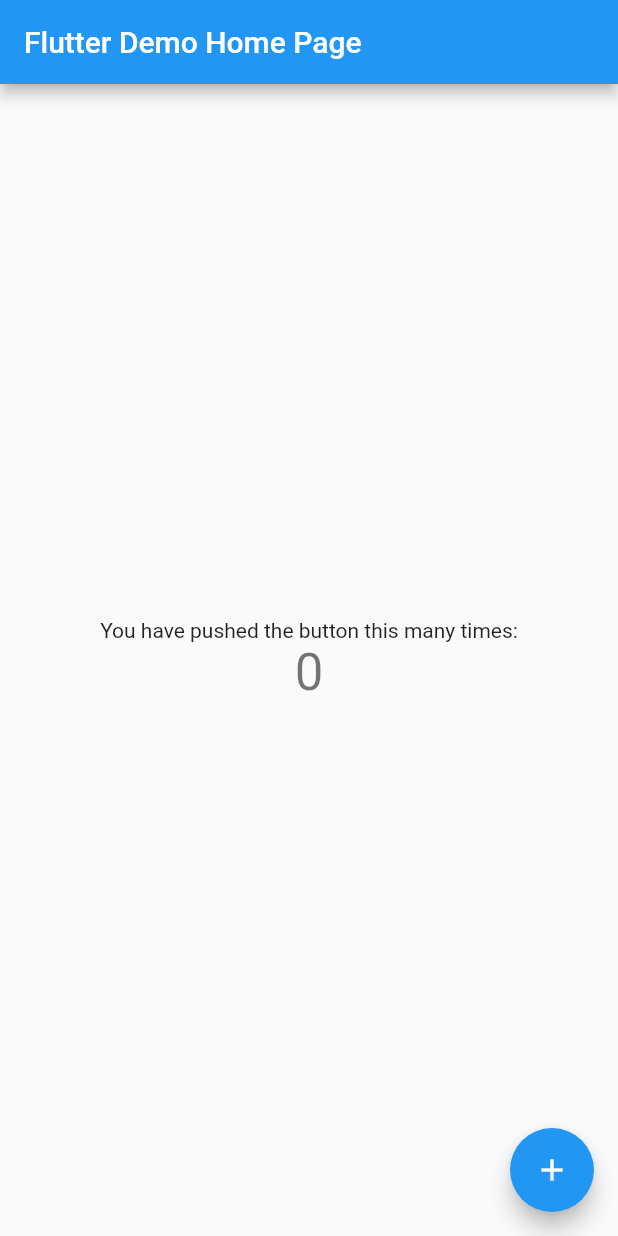
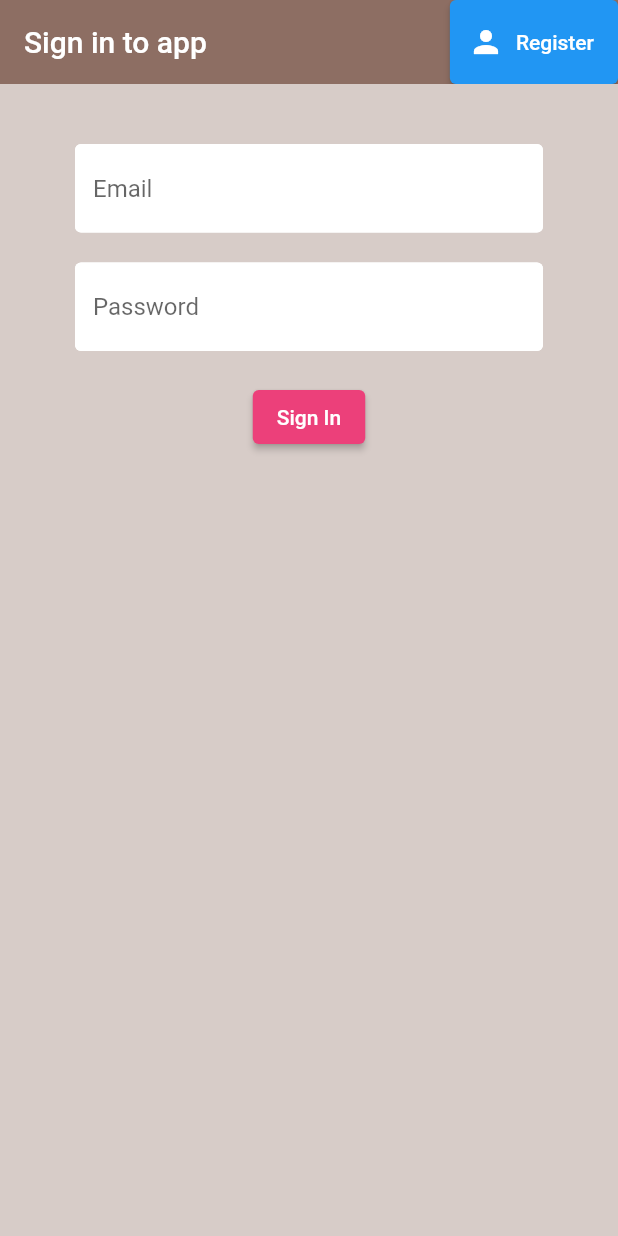
Before and after one commit to Hacikes/One_more_try_make_diplom, a Flutter app: the screen it shows after launch, on a phone screen of 412 x 824 dp. Run offline on Flutter 3.47's test engine with Material 2 defaults, Android fonts, the phone set to English and light mode, and no system bars; our stand-ins replace cloud_firestore, firebase_auth, firebase_core, flutter_spinkit; accounts and stored records are empty.

Commit message:
Сделал основу для регистрации из учебного проекта. Требует переделики

```diff
--- a/lib/main.dart
+++ b/lib/main.dart
@@ -1,5 +1,10 @@
 import 'package:flutter/material.dart';
 import 'package:firebase_core/firebase_core.dart';
+import 'package:try_make_diplom/screen/wrapper.dart';
+import 'package:try_make_diplom/services/auth.dart';
+import 'package:provider/provider.dart';
+import 'package:try_make_diplom/models/user.dart';
+
 
 Future<void> main() async {
   WidgetsFlutterBinding.ensureInitialized();
@@ -13,106 +18,16 @@ class MyApp extends StatelessWidget {
   // This widget is the root of your application.
   @override
   Widget build(BuildContext context) {
-    return MaterialApp(
-      title: 'Flutter Demo',
-      theme: ThemeData(
-        // This is the theme of your application.
-        //
-        // Try running your application with "flutter run". You'll see the
-        // application has a blue toolbar. Then, without quitting the app, try
-        // changing the primarySwatch below to Colors.green and then invoke
-        // "hot reload" (press "r" in the console where you ran "flutter run",
-        // or simply save your changes to "hot reload" in a Flutter IDE).
-        // Notice that the counter didn't reset back to zero; the application
-        // is not restarted.
-        primarySwatch: Colors.blue,
+
+    // С помощью StreamProvider можем прослушивать потоки
+    return StreamProvider<User1?>.value(
+      // Указываем какой поток мы хотим прослушать и какие данные получить обратно
+      // в данном случае поток AuthService и оборачивает приложение MaterialApp
+      value: AuthService().user,
+      initialData: null,
+      child: MaterialApp(
+        home: Wrapper(),
       ),
-      home: const MyHomePage(title: 'Flutter Demo Home Page'),
     );
   }
 }
-
-class MyHomePage extends StatefulWidget {
-  const MyHomePage({super.key, required this.title});
-
-  // This widget is the home page of your application. It is stateful, meaning
-  // that it has a State object (defined below) that contains fields that affect
-  // how it looks.
-
-  // This class is the configuration for the state. It holds the values (in this
-  // case the title) provided by the parent (in this case the App widget) and
-  // used by the build method of the State. Fields in a Widget subclass are
-  // always marked "final".
-
-  final String title;
-
-  @override
-  State<MyHomePage> createState() => _MyHomePageState();
-}
-
-class _MyHomePageState extends State<MyHomePage> {
-  int _counter = 0;
-
-  void _incrementCounter() {
-    setState(() {
-      // This call to setState tells the Flutter framework that something has
-      // changed in this State, which causes it to rerun the build method below
-      // so that the display can reflect the updated values. If we changed
-      // _counter without calling setState(), then the build method would not be
-      // called again, and so nothing would appear to happen.
-      _counter++;
-    });
-  }
-
-  @override
-  Widget build(BuildContext context) {
-    // This method is rerun every time setState is called, for instance as done
-    // by the _incrementCounter method above.
-    //
-    // The Flutter framework has been optimized to make rerunning build methods
-    // fast, so that you can just rebuild anything that needs updating rather
-    // than having to individually change instances of widgets.
-    return Scaffold(
-      appBar: AppBar(
-        // Here we take the value from the MyHomePage object that was created by
-        // the App.build method, and use it to set our appbar title.
-        title: Text(widget.title),
-      ),
-      body: Center(
-        // Center is a layout widget. It takes a single child and positions it
-        // in the middle of the parent.
-        child: Column(
-          // Column is also a layout widget. It takes a list of children and
-          // arranges them vertically. By default, it sizes itself to fit its
-          // children horizontally, and tries to be as tall as its parent.
-          //
-          // Invoke "debug painting" (press "p" in the console, choose the
-          // "Toggle Debug Paint" action from the Flutter Inspector in Android
-          // Studio, or the "Toggle Debug Paint" command in Visual Studio Code)
-          // to see the wireframe for each widget.
-          //
-          // Column has various properties to control how it sizes itself and
-          // how it positions its children. Here we use mainAxisAlignment to
-          // center the children vertically; the main axis here is the vertical
-          // axis because Columns are vertical (the cross axis would be
-          // horizontal).
-          mainAxisAlignment: MainAxisAlignment.center,
-          children: <Widget>[
-            const Text(
-              'You have pushed the button this many times:',
-            ),
-            Text(
-              '$_counter',
-              style: Theme.of(context).textTheme.headlineMedium,
-            ),
-          ],
-        ),
-      ),
-      floatingActionButton: FloatingActionButton(
-        onPressed: _incrementCounter,
-        tooltip: 'Increment',
-        child: const Icon(Icons.add),
-      ), // This trailing comma makes auto-formatting nicer for build methods.
-    );
-  }
-}
--- /dev/null
+++ b/lib/models/user.dart
@@ -0,0 +1,9 @@
+class User1 {
+
+  final String uid; // uid - уникальный идентификатор пользователя
+
+  // Конструктор
+  User1({required this.uid}){
+
+  }
+}
--- /dev/null
+++ b/lib/screen/authenticate/authenticate.dart
@@ -0,0 +1,35 @@
+import 'package:flutter/material.dart';
+import 'package:try_make_diplom/screen/authenticate/register.dart';
+import 'package:try_make_diplom/screen/authenticate/sign_in.dart';
+import 'package:try_make_diplom/screen/authenticate/authenticate.dart';
+
+class Authenticate extends StatefulWidget {
+  const Authenticate({Key? key}) : super(key: key);
+
+  @override
+  State<Authenticate> createState() => _AuthenticateState();
+}
+
+class _AuthenticateState extends State<Authenticate> {
+
+  // проверка какой экран нам показывать
+  bool showSignIn = true;
+  // Логика какой экран возвращать
+  // Логика такая. Когда мы сначала попадаем на экран регистрации
+  // и когда нажимаем на кнопку register мы запускаем функцию toggleView
+  // снова и устанавливаем значение false и переключается экран и действует это
+  // в обе стороны
+  void toggleView() {
+    setState(() =>  showSignIn = !showSignIn);
+  }
+
+  // возвращаем один из экранов
+  @override
+  Widget build(BuildContext context) {
+    if (showSignIn) {
+      return SignIn(toggleView: toggleView);
+    } else {
+      return Register(toggleView: toggleView);
+    }
+  }
+}
--- /dev/null
+++ b/lib/screen/authenticate/register.dart
@@ -0,0 +1,120 @@
+import 'package:flutter/material.dart';
+import 'package:try_make_diplom/screen/authenticate/sign_in.dart';
+import 'package:try_make_diplom/services/auth.dart';
+import 'package:try_make_diplom/shared/constant.dart';
+import 'package:try_make_diplom/shared/loading.dart';
+
+class Register extends StatefulWidget {
+
+  // Передаём свойсто toggleView для того, чтобы понимать какой экран перключать
+  // крч добавляем его в конструктор экземпляра класса
+  final Function toggleView;
+  Register({required this.toggleView});
+
+  @override
+  State<Register> createState() => _RegisterState();
+}
+
+// Создаём экзмепляр класса AuthService
+// Будем использовать в будующем
+final AuthService _auth = AuthService();
+// Валидация логина и пароля
+final _formKey = GlobalKey<FormState>();
+// Для состояния, когда нужна загрузка
+bool loading = false;
+
+// Переменные для состояние логина и пароля
+String email = '';
+String password = '';
+String error = '';
+
+class _RegisterState extends State<Register> {
+  @override
+  Widget build(BuildContext context) {
+    return loading ?  Loading() : Scaffold(
+      backgroundColor: Colors.brown[100],
+      appBar: AppBar(
+        backgroundColor: Colors.brown[400],
+        elevation: 0.0,
+        title: Text('Register in to app'),
+        actions: <Widget>[
+          ElevatedButton.icon(
+            icon: Icon(Icons.person),
+            label: Text('Sign In'),
+            onPressed: () {
+              widget.toggleView();
+            },
+          )
+        ],
+      ),
+      body: Container(
+        padding: EdgeInsets.symmetric(vertical: 20.0, horizontal: 50.0),
+        child: Form(
+          // поможет остележить форму и её состояние
+          key: _formKey,
+          child: Column(
+            children: <Widget>[
+              SizedBox(height: 20.0,),
+              // Тут указываем, что произойдёт, когда поле формы изменится
+              TextFormField(
+                decoration: textInputDecoration.copyWith(hintText: 'Email'),
+                // Валидация того, я вляется ли поле пустым
+                // возвращаем сообщение если поле пустое, иначе возвращаем null
+                validator: (val) => val!.isEmpty ? 'Enter an email': null,
+                // Каждый раз, когда значение в форме меняется
+                // будет запускаться эта функция
+                // крч форма логина
+                onChanged: (val) {
+                  // Устанавливаем состояние для логина
+                  setState(() => email = val);
+                },
+              ),
+              SizedBox(height: 20.0,),
+              // Форма логина
+              TextFormField(
+                decoration: textInputDecoration.copyWith(hintText: 'Password'),
+                // Валидация того, я вляется ли поле пустым
+                // возвращаем сообщение если поле пустое, иначе возвращаем null
+                validator: (val) => val!.length < 6 ? 'Enter an password 6 + char long': null,
+                // заменяет ввод на точки, как во всех вводах пароля
+                obscureText: true,
+                onChanged: (val){
+                  setState(() => password = val);
+                },
+              ),
+              SizedBox(height: 20.0),
+              ElevatedButton(
+                onPressed: () async {
+                  if (_formKey.currentState!.validate()) {
+                    // Устанавливаем состояние экрана загрузки, когда нажали на кнопку Register
+                    setState(() => loading = true);
+                    dynamic result = await _auth .registerWithEmailAndPassword(email, password);
+                    if (result == null){
+                      setState(() { error = 'Please supply a valid email';
+                      // Если будет ошибка, то есть ответ = null, то переводим состояние экрана загрузки в false
+                      loading = false;
+                      });
+                    }
+                  }
+                },
+                style: ElevatedButton.styleFrom(
+                    backgroundColor: Colors.pink[400]
+                ),
+                child: Text(
+                  'Register',
+                  style: TextStyle(color:Colors.white),
+                ),
+              ),
+              SizedBox(height: 12.0,),
+              // Печатаем текст ошибки, что email пустой
+              Text(
+                error,
+                style: TextStyle(color: Colors.red, fontSize: 14.0),
+              )
+            ],
+          ),
+        ),
+      ),
+    );
+  }
+}
--- /dev/null
+++ b/lib/screen/authenticate/sign_in.dart
@@ -0,0 +1,119 @@
+import 'package:flutter/material.dart';
+import 'package:try_make_diplom/services/auth.dart';
+import 'package:try_make_diplom/shared/constant.dart';
+import 'package:try_make_diplom/shared/loading.dart';
+
+class SignIn extends StatefulWidget {
+
+  // Передаём свойсто toggleView для того, чтобы понимать какой экран перключать
+  // крч добавляем его в конструктор экземпляра класса
+  final Function toggleView;
+  SignIn({required this.toggleView});
+
+  @override
+  _SignInState createState() => _SignInState();
+}
+
+class _SignInState extends State<SignIn> {
+
+  // Создаём экзмепляр класса AuthService
+  final AuthService _auth = AuthService();
+  // Валидация логина и пароля
+  final _formKey = GlobalKey<FormState>();
+  // Для состояния, когда нужна загрузка
+  bool loading = false;
+
+  // Переменные для состояние логина и пароля
+  String email = '';
+  String password = '';
+  String error = '';
+
+  @override
+  Widget build(BuildContext context) {
+    // Если loading = true, вернуть экран загрузки, иначе экран входа
+    return loading ?  Loading() : Scaffold(
+      backgroundColor: Colors.brown[100],
+      appBar: AppBar(
+        backgroundColor: Colors.brown[400],
+        elevation: 0.0,
+        title: Text('Sign in to app'),
+        //
+        actions: <Widget>[
+          ElevatedButton.icon(
+            icon: Icon(Icons.person),
+            label: Text('Register'),
+            onPressed: () {
+              // использем функцию для переключения вида
+              widget.toggleView();
+            },
+          )
+        ],
+      ),
+      body: Container(
+        padding: EdgeInsets.symmetric(vertical: 20.0, horizontal: 50.0),
+        child: Form(
+          // поможет остележить форму и её состояние
+          key: _formKey,
+          child: Column(
+            children: <Widget>[
+              SizedBox(height: 20.0,),
+              // Тут указываем, что произойдёт, когда поле формы изменится
+              TextFormField(
+                decoration: textInputDecoration.copyWith(hintText: 'Email'),
+                validator: (val) => val!.isEmpty ? 'Enter an email': null,
+                // Каждый раз, когда значение в форме меняется
+                // будет запускаться эта функция
+                // крч форма логина
+                onChanged: (val) {
+                  // Устанавливаем состояние для логина
+                  setState(() => email = val);
+                },
+              ),
+              SizedBox(height: 20.0,),
+              // Форма логина
+              TextFormField(
+                decoration: textInputDecoration.copyWith(hintText: 'Password'),
+                validator: (val) => val!.length < 6 ? 'Enter an password 6 + char long': null,
+                // заменяет ввод на точки, как во всех вводах пароля
+                obscureText: true,
+                onChanged: (val){
+                  setState(() => password = val);
+                },
+              ),
+              SizedBox(height: 20.0),
+              ElevatedButton(
+                onPressed: () async {
+                  if (_formKey.currentState!.validate()) {
+                    // Устанавливаем состояние экрана загрузки, когда нажали на кнопку Sign In
+                    setState(() => loading = true);
+                    dynamic result = await _auth.signInWithEmailAndPassword(email, password);
+                    if (result == null){
+                      setState(() {
+                        error = 'Could not Sign In those credentials';
+                        // Если будет ошибка, то есть ответ = null, то переводим состояние экрана загрузки в false
+                        loading = false;
+                      });
+                    }
+                  }
+                },
+                style: ElevatedButton.styleFrom(
+                    backgroundColor: Colors.pink[400]
+                ),
+                child: Text(
+                  'Sign In',
+                  style: TextStyle(color:Colors.white),
+                ),
+              ),
+              SizedBox(height: 12.0,),
+              // Печатаем текст ошибки, что email пустой
+              Text(
+                error,
+                style: TextStyle(color: Colors.red, fontSize: 14.0),
+              )
+            ],
+          ),
+        ),
+      ),
+    );
+  }
+}
--- /dev/null
+++ b/lib/screen/wrapper.dart
@@ -0,0 +1,26 @@
+import 'package:flutter/material.dart';
+import 'package:try_make_diplom/models/user.dart';
+import 'package:try_make_diplom/screen/authenticate/authenticate.dart';
+import 'package:try_make_diplom/screen/home/home.dart';
+import 'package:provider/provider.dart';
+import 'package:try_make_diplom/models/user.dart';
+
+class Wrapper extends StatelessWidget {
+  const Wrapper({Key? key}) : super(key: key);
+
+  @override
+  Widget build(BuildContext context) {
+
+    // в переменную user записываем данные типа User1 и получаем их в context
+    // крч получаем доступ к пользовательским данным от провайдера
+    final user = Provider.of<User1?>(context);
+
+    // Если user null идём на экран аутентификации
+    // Если у user есть uid, то переходим на домашний экран
+    if (user == null){
+      return Authenticate();
+    } else {
+      return Home();
+    }
+  }
+}
--- /dev/null
+++ b/lib/services/database.dart
@@ -0,0 +1,22 @@
+import 'package:cloud_firestore/cloud_firestore.dart';
+
+
+class DatabaseService {
+
+  final String uid;
+  // консруктор для передачи uid
+  DatabaseService({required this.uid});
+
+  // Ссылка на колекцию в бд для получения и изменения данных
+  final CollectionReference brewCollection = FirebaseFirestore.instance.collection('brew');
+
+  // Функция с тремя параметрами: сахар, имя и крепость
+  // асинхронно возвращаем колекцию с данными
+  Future updateUserData(String sugar, String name, int strength) async {
+    return await brewCollection.doc(uid).set({
+      'sugar': sugar,
+      'name': name,
+      'strength': strength,
+    });
+  }
+}
--- /dev/null
+++ b/lib/shared/constant.dart
@@ -0,0 +1,15 @@
+import 'package:flutter/material.dart';
+
+const textInputDecoration = InputDecoration(
+  // Заливка поля
+  fillColor: Colors.white,
+  filled: true,
+  // Делаем границу поля
+  enabledBorder: OutlineInputBorder(
+      borderSide: BorderSide(color: Colors.white, width: 2.0)
+  ),
+  // Рамка поля будет разовой, когда на него тыкнут
+  focusedBorder: OutlineInputBorder(
+      borderSide: BorderSide(color: Colors.pink, width: 2.0)
+  ),
+);
--- a/pubspec.yaml
+++ b/pubspec.yaml
@@ -33,6 +33,8 @@ dependencies:
   firebase_auth: ^4.4.0
   cloud_firestore: ^4.4.5
   firebase_core: ^2.8.0
+  provider: ^6.0.5
+  flutter_spinkit: ^5.1.0
 
 
   # The following adds the Cupertino Icons font to your application.
```
Also changed, not shown: lib/screen/home/home.dart (added, +31 -0 lines), lib/services/auth.dart (added, +88 -0 lines), lib/shared/loading.dart (added, +19 -0 lines), pubspec.lock.
